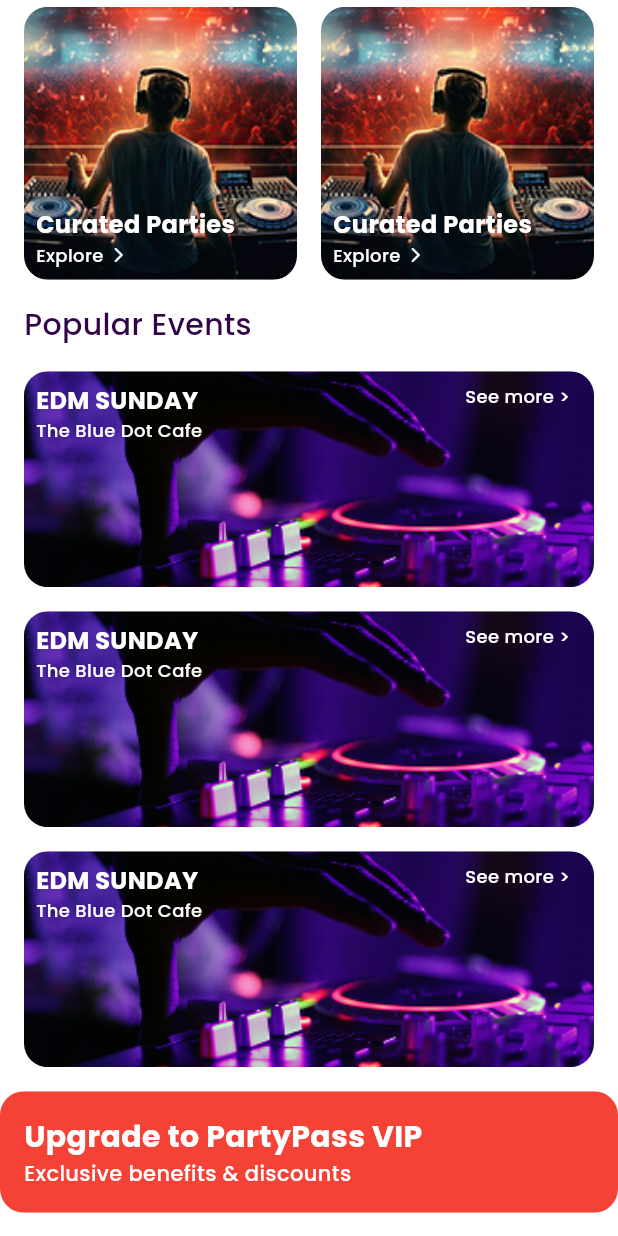
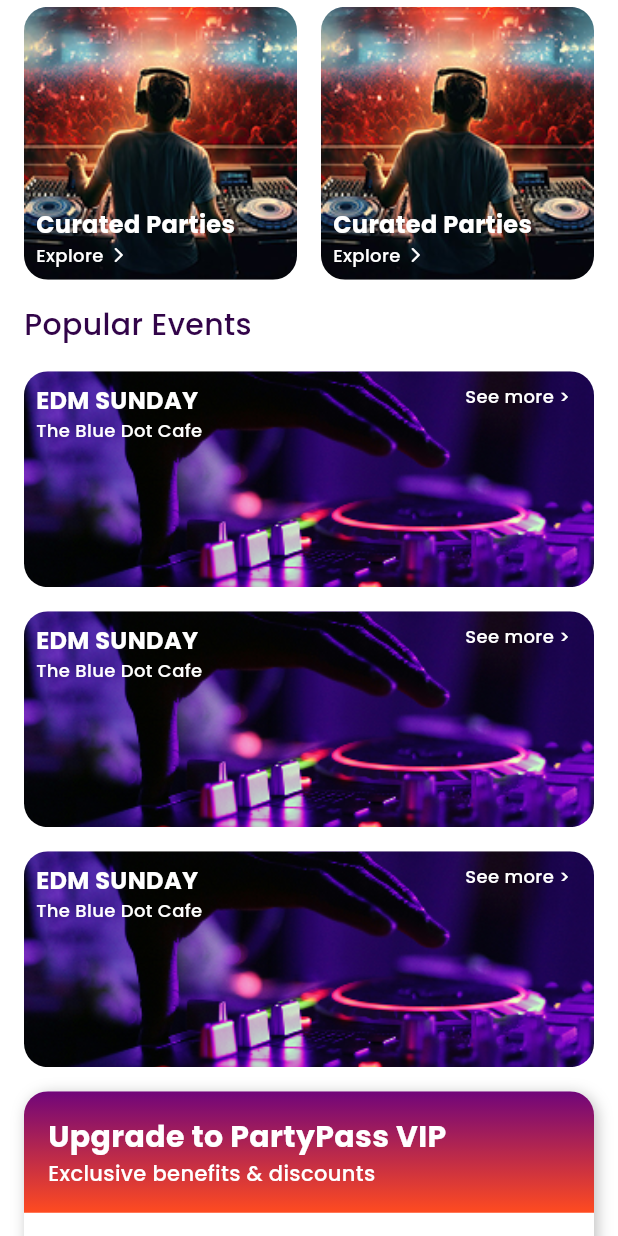
Before and after one commit to shreyash808/proj_partspot_landingpage, a Flutter app: the HomeScreen screen opened by its route, scrolled down 505 dp, on a phone screen of 412 x 824 dp. Run offline on Flutter 3.47's test engine with Material 3 defaults, Android fonts, the phone set to English and light mode, and no system bars; our stand-ins replace cached_network_image, carousel_slider, connectivity_plus, country_picker, device_info_plus, dio and 8 more; accounts and stored records are empty; project files that could hold a hidden picture were left out.

```diff
--- a/lib/main.dart
+++ b/lib/main.dart
@@ -1,7 +1,7 @@
 import 'package:flutter/material.dart';
 import 'package:get/get_navigation/src/root/get_material_app.dart';
 import 'package:partyspot/routes/app_routes.dart';
-import 'package:partyspot/utils/common_utils.dart';
+import 'package:partyspot/routes/routes_const.dart';
 import 'package:partyspot/utils/theme/light_theme.dart';
 
 void main() {
@@ -17,7 +17,7 @@ class MyApp extends StatelessWidget {
     final lightTheme = LightTheme();
     return GetMaterialApp(
       debugShowCheckedModeBanner: false,
-      initialRoute: '/',
+      initialRoute: Routes.appEntryScreen,
       getPages: AppRoutes.getRoutes(),
       title: 'Party Spot',
       theme: lightTheme.themeData(context),
--- /dev/null
+++ b/lib/module/app_entry/binding/app_entry_binding.dart
@@ -0,0 +1,9 @@
+import 'package:get/get.dart';
+import 'package:partyspot/module/app_entry/controller/app_entry_controller.dart';
+
+class AppEntryBinding extends Bindings {
+  @override
+  void dependencies() {
+    Get.lazyPut<AppEntryController>(() => AppEntryController());
+  }
+}
--- a/lib/module/home/presentation/view/home_screen.dart
+++ b/lib/module/home/presentation/view/home_screen.dart
@@ -65,6 +65,7 @@ class HomeScreen extends StatelessWidget {
               FeatureGrid(),
               PopularEventsList(),
               PartySportVipHome(),
+              SizedBox(height: 20,)
             ],
           ),
         ),
--- a/lib/module/home/presentation/view/widgets/party_sport_vip_home.dart
+++ b/lib/module/home/presentation/view/widgets/party_sport_vip_home.dart
@@ -1,21 +1,33 @@
 import 'package:flutter/material.dart';
 import 'package:partyspot/utils/classes/app_text_styles.dart';
 import 'package:partyspot/utils/constants/color_consts.dart';
+import 'package:partyspot/utils/constants/image_consts.dart';
+import 'package:partyspot/utils/constants/string_consts.dart';
+import 'package:partyspot/utils/widgets/buttons.dart';
+import 'package:partyspot/utils/widgets/custom_image_asset.dart';
 
 class PartySportVipHome extends StatelessWidget {
   const PartySportVipHome({super.key});
 
   @override
   Widget build(BuildContext context) {
-    return ClipRRect(
+    return Container(
+      margin: const EdgeInsets.symmetric(horizontal: 16),
+      decoration: BoxDecoration(
+          color: AppColor.whiteColor,
           borderRadius: BorderRadius.circular(16),
-      child: Container(
-        color: Colors.red,
+          boxShadow: [
+            BoxShadow(color: AppColor.blackColor.withOpacity(0.25),offset: Offset(2, 2), spreadRadius: 0,blurRadius: 8)
+          ]
+
+      ),
+      child: ClipRRect(
+        borderRadius: BorderRadius.circular(16),
         child: Column(
           children: [
-            Stack(
-              children: [
             Container(
+              padding: const EdgeInsets.all(16.0),
+                width: double.infinity,
                 decoration: BoxDecoration(
                   gradient: LinearGradient(
                     begin: Alignment.topCenter,
@@ -26,9 +38,6 @@ class PartySportVipHome extends StatelessWidget {
                     ]
                   )
                 ),
-                ),
-                Padding(
-                  padding: const EdgeInsets.all(16.0),
               child: Column(
                 crossAxisAlignment: CrossAxisAlignment.start,
                 children: [
@@ -39,12 +48,45 @@ class PartySportVipHome extends StatelessWidget {
             ),
             Container(
               padding: const EdgeInsets.all(16),
-                )
+              child: Column(
+                children: [
+                  _buildInfoItem(title: "Save up to 20%",subTitle: "On all event bookings & services",iconPath: AppImages.percentageImage),
+                  _buildInfoItem(title: "Early Access",subTitle: "Book premium events 24 hours before others.",iconPath: AppImages.waitingImage),
                 ],
               ),
+            ),
+            AppButton(
+              StringConsts.learnMore,
+              margin: const EdgeInsets.symmetric(horizontal: 16,vertical: 8),
+              onPressed: (){
+              },
+            )
           ],
         ),
       ),
     );
   }
+
+  _buildInfoItem({String? title, String? subTitle, String? iconPath}){
+    return Padding(
+      padding: const EdgeInsets.symmetric(vertical: 2),
+      child: Row(
+        crossAxisAlignment: CrossAxisAlignment.start,
+        children: [
+          Expanded(flex: 1,child: CustomImageAsset(image: iconPath)),
+          const SizedBox(width: 6),
+          Expanded(
+            flex: 9,
+            child: Column(
+              crossAxisAlignment: CrossAxisAlignment.start,
+              children: [
+                Text(title ?? '',style: AppTextStyles.get16SemiBoldTextStyle()),
+                Text(subTitle ?? '',style: AppTextStyles.get14RegularTextStyle()),
+              ],
+            ),
+          )
+        ],
+      ),
+    );
   }
+}
--- a/lib/routes/routes_const.dart
+++ b/lib/routes/routes_const.dart
@@ -3,6 +3,7 @@ class Routes {
   static const loginScreen = '/loginScreen';
   static const onBoardingScreen = '/onBoardingScreen';
   static const otpScreen = '/otpScreen';
+  static const appEntryScreen = '/appEntryScreen';
 
   static const signUpScreen = '/signUpScreen';
 
--- a/lib/utils/constants/color_consts.dart
+++ b/lib/utils/constants/color_consts.dart
@@ -3,14 +3,16 @@ import 'package:flutter/material.dart';
 class AppColor {
   static const patriarchColor = Color(0xFF70057A);
   static const orangeColor = Color(0xFFFF4B20);
+  static const lightOrangeColor = Color(0xFFFFE1DA);
+  static const glossyGrape = Color(0xFFAC98BF);
   static const buttonOrange = Color(0xFFFF7A5A);
   static const textPurple = Color(0xFF9704C0);
+  static const silverColor = Color(0xFFCECECE);
 
   static const blackColor = Color(0xFF000000);
   static const whiteColor = Color(0xFFFFFFFF);
   static const disabledColor = Color(0xFF9C9797);
   static const disabledBorderColor = Color(0xFFC3B6CA);
-  static const silverColor = Color(0xFFD3D3D3);
   static const steelPinkColor = Color(0xFFC637E5);
   static const purpleDarkColor = Color(0xFF4B2663);
   static const darkTextColor = Color(0xFF320449);
--- a/lib/utils/constants/icon_constants.dart
+++ b/lib/utils/constants/icon_constants.dart
@@ -1,3 +1,4 @@
 class AppIcons {
   static const notificationActiveIcon = 'assets/icons/svg/notification_active_icon.svg';
+  static const homeIcon = 'assets/icons/svg/home_ic.svg';
 }
--- a/lib/utils/constants/image_consts.dart
+++ b/lib/utils/constants/image_consts.dart
@@ -8,6 +8,8 @@ class AppImages {
       'assets/images/png/curated_party_feature_img.png';
   static const popularEventImage1 =
       'assets/images/png/popular_event_image1.png';
+  static const percentageImage = 'assets/images/png/percentage_img.png';
+  static const waitingImage = 'assets/images/png/waiting_img.png';
 
   ///  splash
   static const splashImage = 'assets/images/png/splash.png';
--- a/lib/utils/constants/string_consts.dart
+++ b/lib/utils/constants/string_consts.dart
@@ -4,8 +4,37 @@ class StringConsts {
   static const welcomeToPartSpot = "Welcome to \nPartySpot!";
   static const featured = "Featured";
   static const popularEvents = "Popular Events";
+  static const learnMore = "Learn More";
   static const yes = "Yes";
   static const no = "No";
+  static const home = "Home";
+  static const events = "Events";
+  static const partySportVip = "PartySpot VIP";
+  static const settings = "Settings";
+
+
+
+
+  ///Error Texts
+  static const passwordCannotBeEmpty = 'passwordCannotBeEmpty';
+  static const passwordMustBeFourCharLong = 'passwordMustBeFourCharLong';
+  static const passwordMustContainAtLeastOneUppercase = 'passwordMustContainAtLeastOneUppercase';
+  static const passwordMustContainAtLeastOneLowercase = 'passwordMustContainAtLeastOneLowercase';
+  static const passwordMustContainAtLeastOneNumber = 'passwordMustContainAtLeastOneNumber';
+  static const passwordMustContainAtLeastOneSpecialChar = 'passwordMustContainAtLeastOneSpecialChar';
+  static const enteredPasswordsDontMatch = 'enteredPasswordsDontMatch';
+  static const enteredEmailIsIncorrect = 'enteredEmailIsIncorrect';
+  static const enteredPhoneNumberIsIncorrect = 'enteredPhoneNumberIsIncorrect';
+  static const userNameCannotBeEmpty = 'userNameCannotBeEmpty';
+  static const userNameMustBeBetweenTheseChar = 'userNameMustBeBetweenTheseChar';
+  static const userNameCannotStartWithNumber = 'userNameCannotStartWithNumber';
+  static const userNameCanOnlyContain = 'userNameCanOnlyContain';
+  static const userNameShouldBeAlphaNumeric = 'userNameShouldBeAlphaNumeric';
+  static const nameCannotBeEmpty = 'nameCannotBeEmpty';
+  static const nameMustBeBetween = 'nameMustBeBetween';
+  static const invalidName = 'invalidName';
+  // -------------
+
 
   // onBoarding
 
```
Also changed, not shown: lib/module/app_entry/controller/app_entry_controller.dart (added, +11 -0 lines), lib/module/app_entry/presentation/app_entry_screen.dart (added, +113 -0 lines), lib/routes/app_routes.dart (+8 -0 lines), assets/icons/svg/home_ic.svg (added), assets/images/png/percentage_img.png (added), assets/images/png/waiting_img.png (added). Lines whose indentation alone changed are shown as unchanged.
